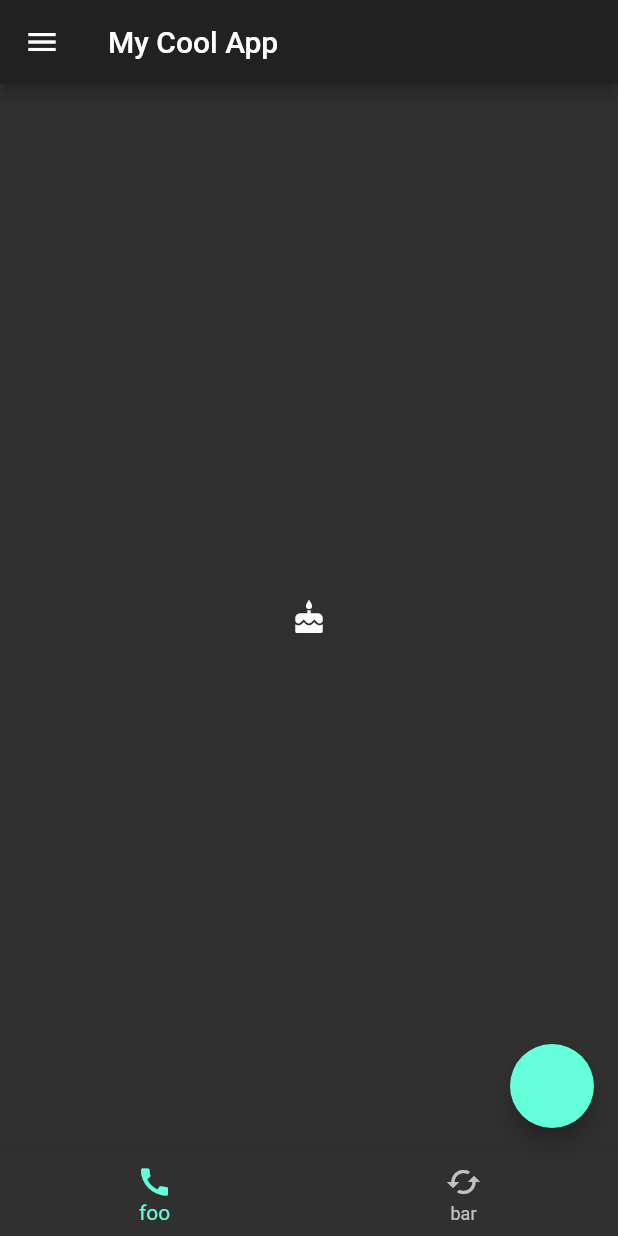
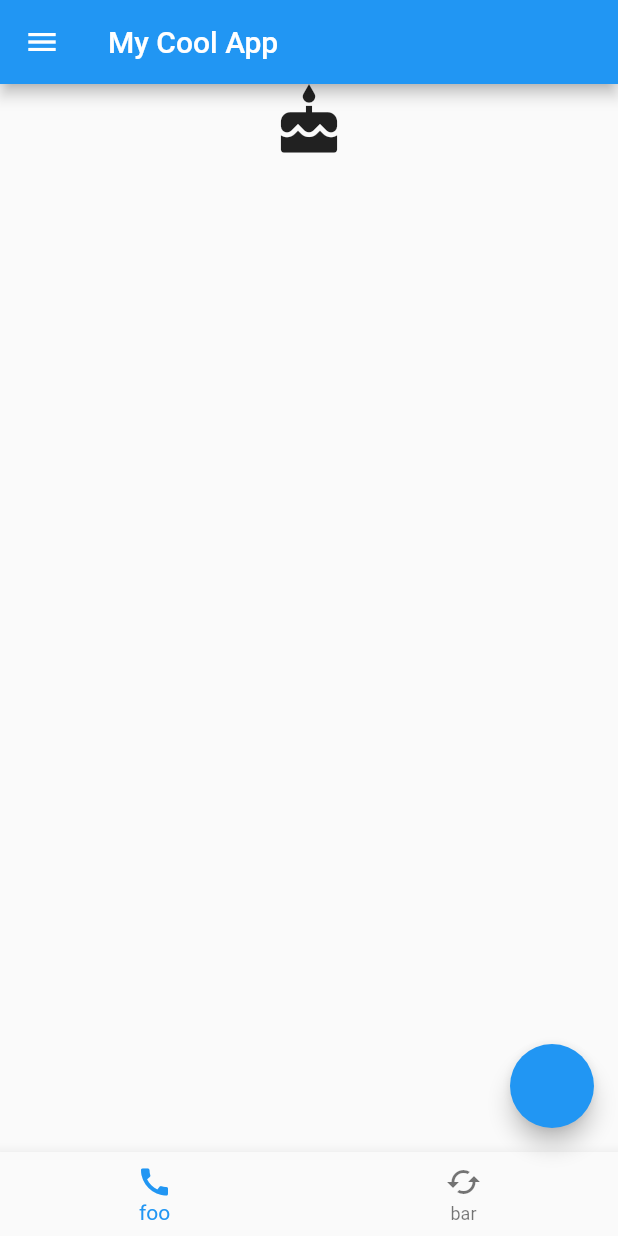
Before and after one commit to fidoogle/test-flutter-web, a Flutter app: the screen it shows after launch, on a phone screen of 412 x 824 dp. Run offline on Flutter 3.47's test engine with Material 2 defaults, Android fonts, the light colour scheme and no system bars.

Commit message:
L9: Align, alignment

```diff
--- a/lib/main.dart
+++ b/lib/main.dart
@@ -8,10 +8,13 @@ class MyApp extends StatelessWidget {
   @override
   Widget build(BuildContext context) {
     return MaterialApp(
-      theme: ThemeData(brightness: Brightness.dark),
+      theme: ThemeData(brightness: Brightness.light),
       home: Scaffold(
         appBar: AppBar(title: Text('My Cool App'),),
-        body: Center(child: Icon(Icons.cake),),
+        body: Align(
+          alignment: Alignment.topCenter,
+          child: Icon(Icons.cake, size:50),
+          ),
         floatingActionButton: FloatingActionButton(onPressed: () {}),
         drawer: Drawer(),
         bottomNavigationBar: BottomNavigationBar(items: [
```
